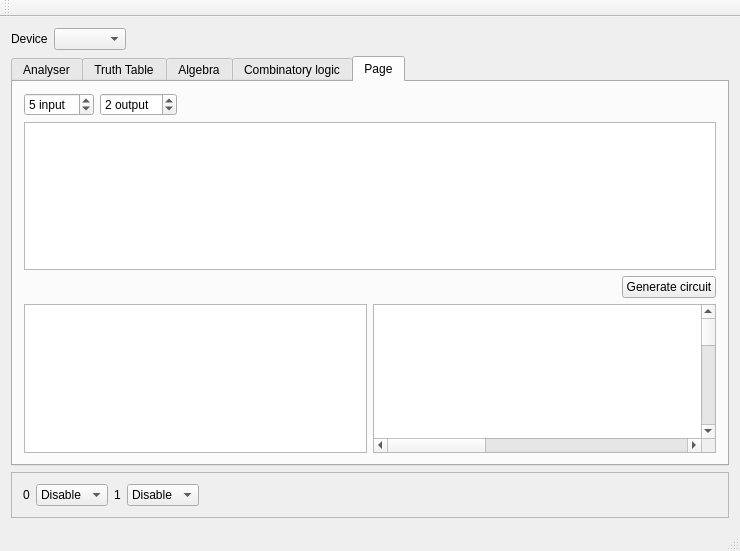
This is mainwindow.ui in Elv13/Electronic-binary-logic-tools as Qt 5 draws it before an edit. The edited form follows.
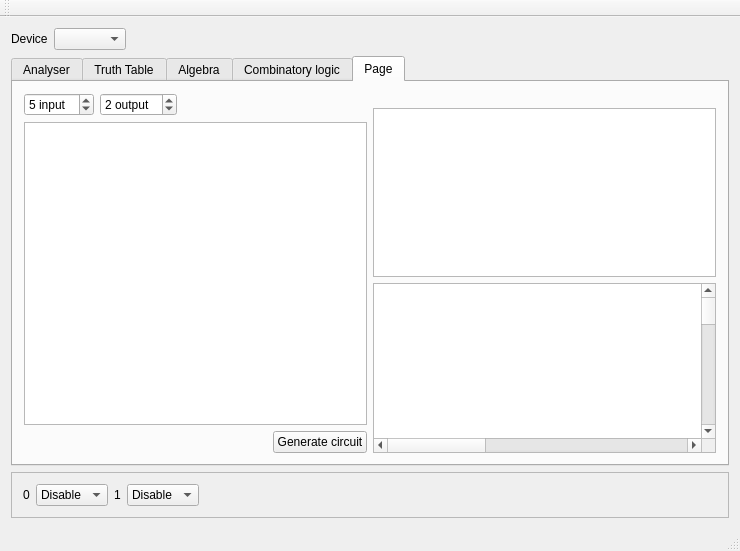
This is the edited form. The open tabs and pages were chosen to show the change.

The edit to the form file:
```diff
--- a/mainwindow.ui
+++ b/mainwindow.ui
@@ -301,8 +301,8 @@
        <attribute name="title">
         <string>Page</string>
        </attribute>
-       <layout class="QVBoxLayout" name="verticalLayout_6">
-        <item>
+       <layout class="QGridLayout" name="gridLayout">
+        <item row="0" column="0" rowspan="2" colspan="2">
          <layout class="QHBoxLayout" name="horizontalLayout_8">
           <item>
            <widget class="QSpinBox" name="spnInputNum">
@@ -339,7 +339,7 @@
           </item>
          </layout>
         </item>
-        <item>
+        <item row="2" column="0">
          <widget class="QTableWidget" name="tblTruthTest">
           <property name="alternatingRowColors">
            <bool>true</bool>
@@ -349,32 +349,8 @@
           </attribute>
          </widget>
         </item>
-        <item>
-         <layout class="QHBoxLayout" name="horizontalLayout_9">
-          <item>
-           <spacer name="horizontalSpacer_9">
-            <property name="orientation">
-             <enum>Qt::Horizontal</enum>
-            </property>
-            <property name="sizeHint" stdset="0">
-             <size>
-              <width>40</width>
-              <height>20</height>
-             </size>
-            </property>
-           </spacer>
-          </item>
-          <item>
-           <widget class="QPushButton" name="btnGenerate">
-            <property name="text">
-             <string>Generate circuit</string>
-            </property>
-           </widget>
-          </item>
-         </layout>
-        </item>
-        <item>
-         <layout class="QHBoxLayout" name="horizontalLayout_10">
+        <item row="1" column="1" rowspan="3">
+         <layout class="QVBoxLayout" name="verticalLayout_6">
           <item>
            <widget class="QTextEdit" name="txtOutTest"/>
           </item>
@@ -401,6 +377,30 @@
           </item>
          </layout>
         </item>
+        <item row="3" column="0">
+         <layout class="QHBoxLayout" name="horizontalLayout_9">
+          <item>
+           <spacer name="horizontalSpacer_9">
+            <property name="orientation">
+             <enum>Qt::Horizontal</enum>
+            </property>
+            <property name="sizeHint" stdset="0">
+             <size>
+              <width>40</width>
+              <height>20</height>
+             </size>
+            </property>
+           </spacer>
+          </item>
+          <item>
+           <widget class="QPushButton" name="btnGenerate">
+            <property name="text">
+             <string>Generate circuit</string>
+            </property>
+           </widget>
+          </item>
+         </layout>
+        </item>
        </layout>
       </widget>
      </widget>
```
Left out of the diff: 13 changed lines with no effect on the pictures.
